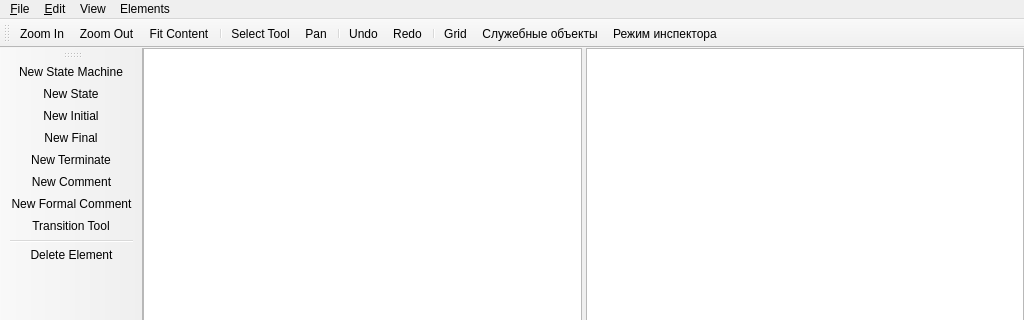
Before: the Qt Designer form smeditor_window.ui in dralex/CyberiadaHSM-Editor, drawn with Qt 5; both pictures show x 0 to 1024 and y 0 to 320 of the 1024 by 768 pixel window.
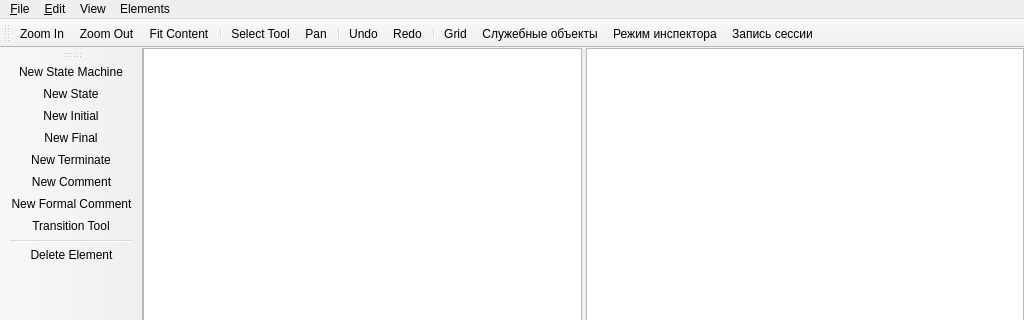
After: the same form once the commit is applied. Icons and pictures are not drawn. Custom widgets are drawn as their Qt base class.

Commit message: move the session logging button to the toolbar

```diff
--- a/smeditor_window.ui
+++ b/smeditor_window.ui
@@ -162,6 +162,7 @@
    <addaction name="actionGridVisibility"/>
    <addaction name="actionServiceObjects"/>
    <addaction name="actionInspectorMode"/>
+   <addaction name="actionLogSession"/>
   </widget>
   <widget class="QToolBar" name="elementToolBar">
    <property name="windowTitle">
```
Left out of the diff: 4 changed lines with no effect on the pictures. The commit also changes 1 other file.
